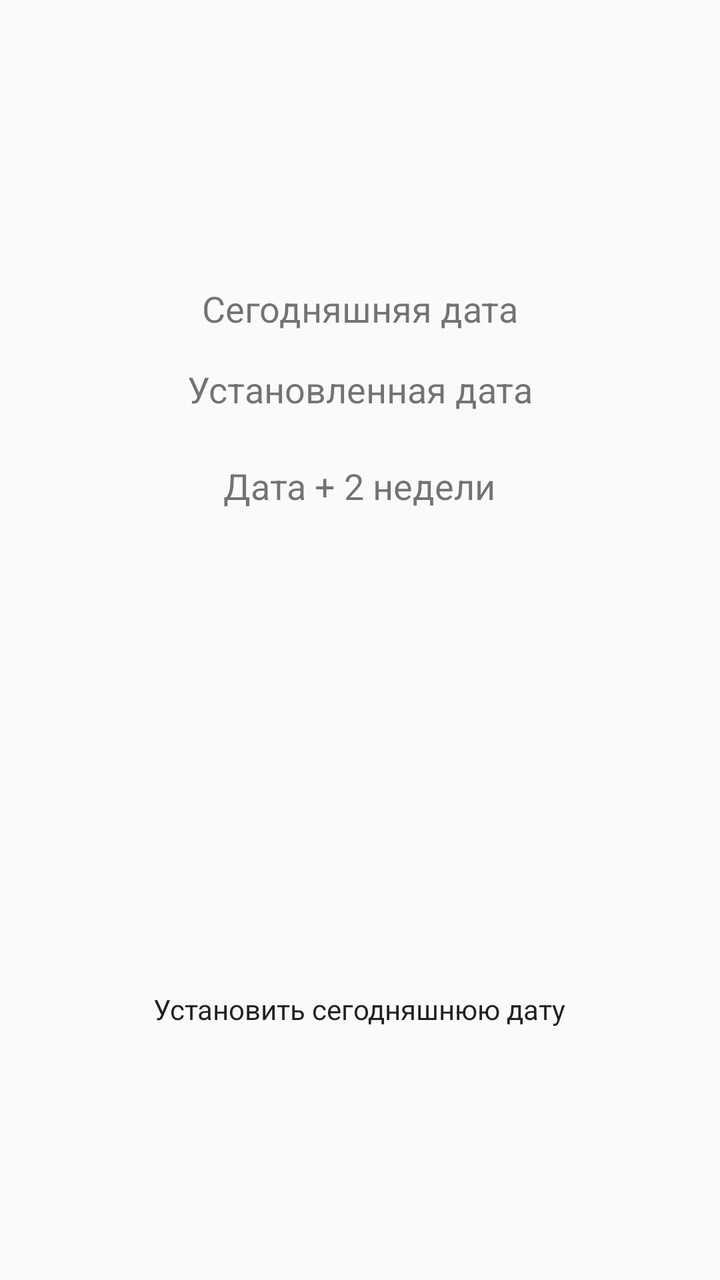
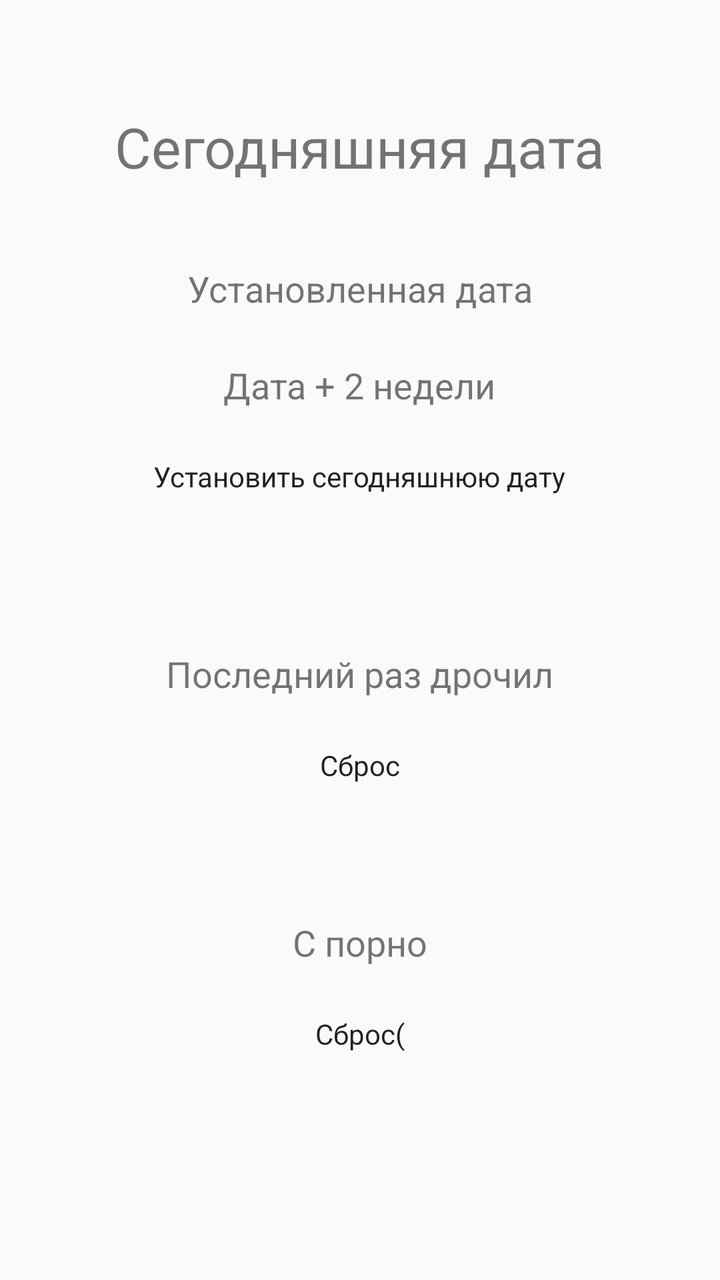

Before-and-after screenshots of an Android layout around one commit, followed by the original layout XML and the change that was made.
<!-- AndroidManifest.xml: activity theme Theme.Lenses -->
<!-- res/layout/activity_main.xml -->
<LinearLayout
    xmlns:android="http://schemas.android.com/apk/res/android"
    android:layout_width="match_parent"
    android:layout_height="match_parent"
    android:orientation="vertical"
    android:gravity="center"
    android:padding="16dp">

    
    <TextView
        android:id="@+id/todayDate"
        android:layout_width="wrap_content"
        android:layout_height="wrap_content"
        android:text="Сегодняшняя дата"
        android:textSize="18sp"
        android:layout_marginTop="16dp"/>

    <TextView
        android:id="@+id/setdate"
        android:layout_width="wrap_content"
        android:layout_height="wrap_content"
        android:text="Установленная дата"
        android:textSize="18sp"
        android:layout_marginTop="16dp"/>

    
    <TextView
        android:id="@+id/twoWeeksLater"
        android:layout_width="wrap_content"
        android:layout_height="wrap_content"
        android:text="Дата + 2 недели"
        android:textSize="18sp"
        android:layout_marginTop="24dp" />

    
    <Button
        android:id="@+id/setDateButton"
        android:layout_width="wrap_content"
        android:layout_height="wrap_content"
        android:text="Установить сегодняшнюю дату"
        android:layout_marginTop="240dp" />



</LinearLayout>
<!-- resources referenced by this layout -->
<resources>
  <style name="Theme.Lenses" parent="android:Theme.Material.Light.NoActionBar" />
</resources>

<!-- the commit's change to res/layout/activity_main.xml (unified diff, before → after) -->
@@ -12,8 +12,8 @@
         android:layout_width="wrap_content"
         android:layout_height="wrap_content"
         android:text="Сегодняшняя дата"
-        android:textSize="18sp"
-        android:layout_marginTop="16dp"/>
+        android:textSize="28sp"
+        android:layout_marginTop="-36dp"/>
 
     <TextView
         android:id="@+id/setdate"
@@ -21,7 +21,7 @@
         android:layout_height="wrap_content"
         android:text="Установленная дата"
         android:textSize="18sp"
-        android:layout_marginTop="16dp"/>
+        android:layout_marginTop="40dp"/>
 
     
     <TextView
@@ -36,10 +36,38 @@
     <Button
         android:id="@+id/setDateButton"
         android:layout_width="wrap_content"
+        android:layout_height="52dp"
+        android:layout_marginTop="24dp"
+        android:text="Установить сегодняшнюю дату" />
+
+    <TextView
+        android:id="@+id/lastcock"
+        android:layout_width="wrap_content"
         android:layout_height="wrap_content"
-        android:text="Установить сегодняшнюю дату"
-        android:layout_marginTop="240dp" />
+        android:text="Последний раз дрочил"
+        android:textSize="18sp"
+        android:layout_marginTop="44dp" />
 
+    <Button
+        android:id="@+id/lastcock_button"
+        android:layout_width="wrap_content"
+        android:layout_height="42dp"
+        android:layout_marginTop="24dp"
+        android:text="Сброс" />
 
+    <TextView
+        android:id="@+id/lastcock_p"
+        android:layout_width="wrap_content"
+        android:layout_height="wrap_content"
+        android:text="C порно"
+        android:textSize="18sp"
+        android:layout_marginTop="44dp" />
+
+    <Button
+        android:id="@+id/lastcock_p_button"
+        android:layout_width="wrap_content"
+        android:layout_height="42dp"
+        android:layout_marginTop="24dp"
+        android:text="Сброс(" />
 
 </LinearLayout>
